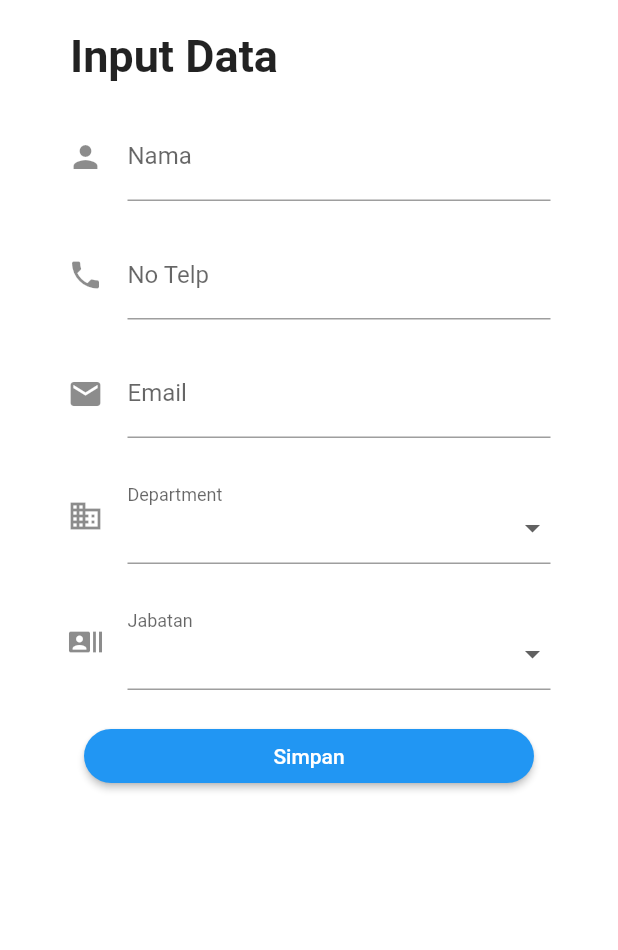
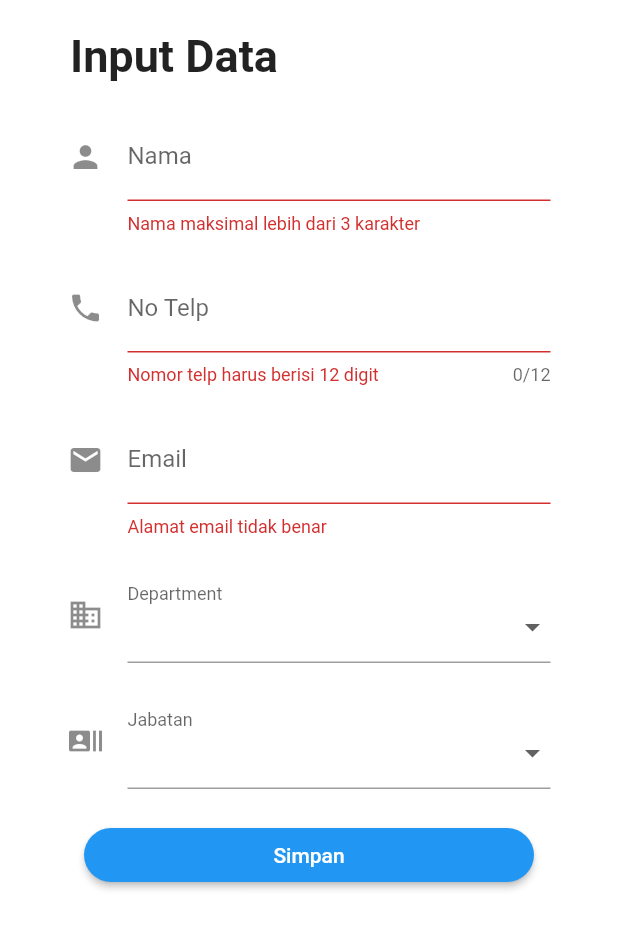
Before and after one commit to becek2n/bejalar-flutter-app-karyawan, a Flutter app: the Karyawan screen opened directly, after a tap on "Simpan", on a phone screen of 412 x 824 dp, the part 84-1034 px from its top. Run offline on Flutter 3.47's test engine with Material 2 defaults, Android fonts, the phone set to English and light mode, and no system bars; our stand-ins replace flutter_slidable, sqflite; accounts and stored records are empty.

Commit message:
membuat CRUD

```diff
--- a/lib/Karyawan.dart
+++ b/lib/Karyawan.dart
@@ -1,15 +1,21 @@
+import 'package:belajar_flutter_karywan_app/MainMenu.dart';
+import 'package:belajar_flutter_karywan_app/Model/KaryawanModel.dart';
+import 'package:belajar_flutter_karywan_app/Repository/DbLite.dart';
+import 'package:belajar_flutter_karywan_app/WidgetHelper/PopupHelper.dart';
 import 'package:flutter/cupertino.dart';
 import 'package:flutter/material.dart';
 import 'package:flutter/rendering.dart';
 
 class Karyawan extends StatefulWidget {
- const Karyawan({Key key}) : super(key: key);
+  final String state;
+  const Karyawan({Key key, this.state}) : super(key: key);
 
   @override
   _KaryawanState createState() => new _KaryawanState();
 }
 
 class _KaryawanState extends State<Karyawan>{
+  final GlobalKey<FormState> _formKey = GlobalKey<FormState>();
 
   final _ctrTxtName = TextEditingController(),
         _ctrTxtPhone = TextEditingController(),
@@ -19,8 +25,15 @@ class _KaryawanState extends State<Karyawan>{
   List<DropdownClass> _jabatan = new List<DropdownClass>();
   List<DropdownClass> _department = new List<DropdownClass>();
 
+
   @override
   void initState() {
+
+    final db = new DbLite();
+    db.getDataKaryawan().then((value) {
+      print(value);
+    });
+
     //list jabatan
     _jabatan.add(new DropdownClass(0, "Officer"));
     _jabatan.add(new DropdownClass(1, "Senior Officer"));
@@ -57,6 +70,8 @@ class _KaryawanState extends State<Karyawan>{
         child: Scaffold(
           backgroundColor: Colors.white,
           body: new SingleChildScrollView(
+            child: Form(
+              key: _formKey,
               child: Column(
                 mainAxisAlignment: MainAxisAlignment.start,
                 crossAxisAlignment: CrossAxisAlignment.start,
@@ -80,6 +95,9 @@ class _KaryawanState extends State<Karyawan>{
                       ),
                       style: new TextStyle(color: Colors.redAccent),
                       keyboardType: TextInputType.text,
+                      validator: (value){
+                        return _validateName(value);
+                      },
                     ),
                   ),
                   Padding(
@@ -88,7 +106,11 @@ class _KaryawanState extends State<Karyawan>{
                       controller: _ctrTxtPhone,
                       decoration: const InputDecoration(labelText: 'No Telp', icon: Icon(Icons.phone)),
                       keyboardType: TextInputType.number,
+                      maxLength: 12,
                       style: new TextStyle(color: Colors.redAccent),
+                      validator: (value){
+                        return _validateTelp(value);
+                      },
                     ),
                   ),
                   Padding(
@@ -98,6 +120,9 @@ class _KaryawanState extends State<Karyawan>{
                       decoration: const InputDecoration(labelText: 'Email', icon: Icon(Icons.email)),
                       keyboardType: TextInputType.emailAddress,
                       style: new TextStyle(color: Colors.deepOrange),
+                      validator: (value){
+                        return _validateEmail(value);
+                      },
                     ),
                   ),
                   Padding(
@@ -145,9 +170,10 @@ class _KaryawanState extends State<Karyawan>{
                               isDense: true,
                               onChanged: (newValue) {
                                 setState(() {
+                                  _idJabatan = newValue;
                                 });
                               },
-                            items: _department.map((item) {
+                              items: _jabatan.map((item) {
                                 return DropdownMenuItem(
                                   child: Text(item.value),
                                   value: item.id,
@@ -167,7 +193,16 @@ class _KaryawanState extends State<Karyawan>{
                         child: SizedBox(
                           width: 300.0, // match_parent
                           child: new RaisedButton(
-                          onPressed: (){},
+                            onPressed: (){
+                              if(_formKey.currentState.validate()){
+
+                                var karyawanModel = new KaryawanModel(nama: _ctrTxtName.text.trim(),
+                                  telp: _ctrTxtPhone.text.trim(), email: _ctrTxtEmail.text.trim(),
+                                  department: _idDepartment, jabatan: _idJabatan);
+                                _saveKaryawan(karyawanModel);
+                              }
+
+                            },
                             color: Colors.blue,
                             textColor: Colors.white,
                             child: new Text('Simpan'),
@@ -182,9 +217,75 @@ class _KaryawanState extends State<Karyawan>{
                 ],
               ),
             )
+          )
         ),
       ),
     );
+  }
+
+  //validasi
+  String _validateName(String value) {
+    if (value.length < 3)
+      return 'Nama maksimal lebih dari 3 karakter';
+    else
+      return null;
+  }
+
+  String _validateTelp(String value) {
+    if (value.length != 12)
+      return 'Nomor telp harus berisi 12 digit';
+    else
+      return null;
+  }
+
+  String _validateEmail(String value) {
+    Pattern pattern =
+        r'^(([^<>()[\]\\.,;:\s@\"]+(\.[^<>()[\]\\.,;:\s@\"]+)*)|(\".+\"))@((\[[0-9]{1,3}\.[0-9]{1,3}\.[0-9]{1,3}\.[0-9]{1,3}\])|(([a-zA-Z\-0-9]+\.)+[a-zA-Z]{2,}))$';
+    RegExp regex = new RegExp(pattern);
+    if (!regex.hasMatch(value))
+      return 'Alamat email tidak benar';
+    else
+      return null;
+  }
+
+  //fungsi save
+  void _saveKaryawan(KaryawanModel karayawanModel){
+    final db = new DbLite();
+    PopupHelper().alertDialogCuprtino(context, "Mohon tunggu...");
+    Future.delayed( Duration(seconds: 3), (){
+      db.saveKaryawan(karayawanModel).then((value){
+        if(value > 0){
+          Navigator.of(context, rootNavigator: true).pop();
+          //Navigator.of(context, rootNavigator: true).pop();
+          showDialog(
+            context: context,
+            barrierDismissible: false,
+            builder: (BuildContext context) {
+              return new WillPopScope(
+                  onWillPop: () async => false,
+                  child: new CupertinoAlertDialog(
+                  title: new Text("Yeay, data berhasil disimpan", style: TextStyle(fontSize: 12), ),
+                  actions: <Widget>[
+                    new FlatButton(
+                      onPressed: (){
+                        Navigator.of(context).push(MaterialPageRoute(builder: (context) =>
+                            new MainMenu()
+                          )
+                        );
+                      },
+                      child: new Text("Ok"),
+                    )
+                  ],
+                ),
+              );
+            }
+          );
+        }else{
+          Navigator.of(context, rootNavigator: true).pop();
+          PopupHelper().alertDialogCuprtinoMsg(context, "Oops, terjadi kesalahan!");
+        }
+      });
+    });
   }
 }
 
--- a/lib/MainMenu.dart
+++ b/lib/MainMenu.dart
@@ -1,5 +1,6 @@
 import 'package:belajar_flutter_karywan_app/HeaderMenu.dart';
 import 'package:belajar_flutter_karywan_app/Karyawan.dart';
+import 'package:belajar_flutter_karywan_app/KaryawanReport.dart';
 import 'package:flutter/material.dart';
 
 class MainMenu extends StatefulWidget {
@@ -145,6 +146,10 @@ class _MainMenu extends State<MainMenu>
             if(imageText == "Absen"){
             }
             if(imageText == "Laporan"){
+              Navigator.of(context).push(MaterialPageRoute(builder: (context) =>
+                  new KaryawanReport()
+                )
+              );
             }
             if(imageText == "Logout"){
             }
--- /dev/null
+++ b/lib/Model/KaryawanModel.dart
@@ -0,0 +1,42 @@
+class KaryawanModel
+{
+  final int id;
+  final String nama;
+  final String telp;
+  final String email;
+  final int department;
+  final int jabatan;
+
+  KaryawanModel({
+    this.id,
+    this.nama,
+    this.telp,
+    this.email,
+    this.department,
+    this.jabatan,
+  });
+
+  Map<String, dynamic> mapToDbClient(){
+    return {
+      "ID": this.id,
+      "Nama": this.nama,
+      "Telp": this.telp,
+      "Email": this.telp,
+      "Department": this.department,
+      "Jabatan": this.jabatan
+    };
+  }
+
+  factory KaryawanModel.fromMap(Map<String, dynamic> map) {
+    final data = KaryawanModel(
+      id: map["ID"],
+      nama: map["Nama"],
+      telp: map["Telp"],
+      email: map["Email"],
+      department: map["Department"],
+      jabatan: map["Jabatan"]
+    );
+    return data;
+  }
+
+}
--- /dev/null
+++ b/lib/Repository/DbLite.dart
@@ -0,0 +1,60 @@
+import 'dart:async';
+import 'dart:io' as io;
+
+import 'package:belajar_flutter_karywan_app/Model/KaryawanModel.dart';
+import 'package:path/path.dart';
+import 'package:sqflite/sqflite.dart';
+import 'package:path_provider/path_provider.dart';
+
+class DbLite{
+  static final DbLite _instance = new DbLite.internal();
+  factory DbLite() => _instance;
+
+  static Database _db;
+
+  Future<Database> get db async{
+    if(_db != null)
+      return _db;
+    _db = await initDb();
+    return _db;
+  }
+
+  DbLite.internal();
+
+  initDb() async{
+    io.Directory documentsDirectory = await getApplicationDocumentsDirectory();
+    String path = join(documentsDirectory.path, "dbbelajar.db");
+    var theDB = await openDatabase(path, version: 1, onCreate: _onCreate);
+    return theDB;
+  }
+
+  //create db table
+  void _onCreate(Database db, int version) async{
+    String dbCreate = "CREATE TABLE Karyawan(ID INTEGER PRIMARY KEY AUTOINCREMENT, Nama TEXT, Telp TEXT, Email TEXT, Department int, Jabatan int)";
+    await db.execute(dbCreate);
+    print("sukses crate table: " + dbCreate);
+  }
+
+  //simpan data karyawan
+  Future<int> saveKaryawan(KaryawanModel karyawanModel) async{
+    var dbClient = await db;
+    int res = await dbClient.insert("Karyawan", karyawanModel.mapToDbClient());
+    return res;
+  }
+
+  //select data karyawan
+  Future<List<KaryawanModel>> getDataKaryawan() async{
+    var dbClient = await db;
+    List<KaryawanModel> list = List<KaryawanModel>();
+    List<Map> res = await dbClient.query("Karyawan");
+    list = res.map((i) => KaryawanModel.fromMap(i)).toList();
+    return list;
+  }
+
+  Future<int> deleteKaryawan(id) async{
+    var dbClient = await db;
+    int res = await dbClient.delete("Karyawan", where: "id = ?", whereArgs: [id]);
+    return res;
+  }
+
+}
--- a/pubspec.yaml
+++ b/pubspec.yaml
@@ -28,6 +28,10 @@ dependencies:
   # The following adds the Cupertino Icons font to your application.
   # Use with the CupertinoIcons class for iOS style icons.
   cupertino_icons: ^0.1.3
+  sqflite: ^1.2.0
+  path_provider: ^1.3.0
+  flutter_slidable: ^0.5.4
+
 
 dev_dependencies:
   flutter_test:
```
Also changed, not shown: lib/KaryawanReport.dart (added, +210 -0 lines), lib/WidgetHelper/PopupHelper.dart (added, +44 -0 lines), pubspec.lock. Lines whose indentation alone changed are shown as unchanged.
